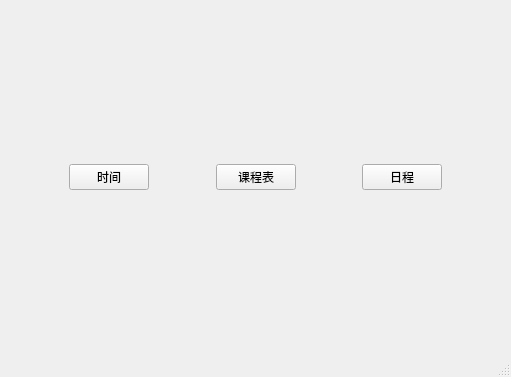
Above: realProgect/mainwindow.ui from Arthur381/QTproject before the change. Below: the same form after it.
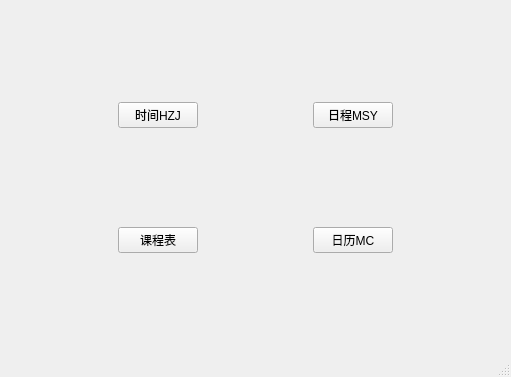
That is the form after the change.

```diff
--- a/realProgect/mainwindow.ui
+++ b/realProgect/mainwindow.ui
@@ -14,28 +14,8 @@
    <string>MainWindow</string>
   </property>
   <widget class="QWidget" name="centralwidget">
-   <layout class="QHBoxLayout" name="horizontalLayout">
-    <item>
-     <spacer name="horizontalSpacer_3">
-      <property name="orientation">
-       <enum>Qt::Horizontal</enum>
-      </property>
-      <property name="sizeHint" stdset="0">
-       <size>
-        <width>40</width>
-        <height>20</height>
-       </size>
-      </property>
-     </spacer>
-    </item>
-    <item>
-     <widget class="QPushButton" name="clockBT">
-      <property name="text">
-       <string>时间</string>
-      </property>
-     </widget>
-    </item>
-    <item>
+   <layout class="QGridLayout" name="gridLayout">
+    <item row="1" column="0">
      <spacer name="horizontalSpacer_4">
       <property name="orientation">
        <enum>Qt::Horizontal</enum>
@@ -48,34 +28,21 @@
       </property>
      </spacer>
     </item>
-    <item>
-     <widget class="QPushButton" name="TTBT">
+    <item row="1" column="1">
+     <widget class="QPushButton" name="clockBT">
       <property name="text">
-       <string>课程表</string>
+       <string>时间HZJ</string>
       </property>
      </widget>
     </item>
-    <item>
-     <spacer name="horizontalSpacer">
-      <property name="orientation">
-       <enum>Qt::Horizontal</enum>
-      </property>
-      <property name="sizeHint" stdset="0">
-       <size>
-        <width>40</width>
-        <height>20</height>
-       </size>
-      </property>
-     </spacer>
-    </item>
-    <item>
+    <item row="3" column="3">
      <widget class="QPushButton" name="calBT">
       <property name="text">
-       <string>日程</string>
+       <string>日历MC</string>
       </property>
      </widget>
     </item>
-    <item>
+    <item row="3" column="2">
      <spacer name="horizontalSpacer_2">
       <property name="orientation">
        <enum>Qt::Horizontal</enum>
@@ -88,6 +55,150 @@
       </property>
      </spacer>
     </item>
+    <item row="3" column="4">
+     <spacer name="horizontalSpacer">
+      <property name="orientation">
+       <enum>Qt::Horizontal</enum>
+      </property>
+      <property name="sizeHint" stdset="0">
+       <size>
+        <width>40</width>
+        <height>20</height>
+       </size>
+      </property>
+     </spacer>
+    </item>
+    <item row="0" column="1">
+     <spacer name="verticalSpacer_2">
+      <property name="orientation">
+       <enum>Qt::Vertical</enum>
+      </property>
+      <property name="sizeHint" stdset="0">
+       <size>
+        <width>20</width>
+        <height>40</height>
+       </size>
+      </property>
+     </spacer>
+    </item>
+    <item row="3" column="1">
+     <widget class="QPushButton" name="TTBT">
+      <property name="text">
+       <string>课程表</string>
+      </property>
+     </widget>
+    </item>
+    <item row="2" column="1">
+     <spacer name="verticalSpacer">
+      <property name="orientation">
+       <enum>Qt::Vertical</enum>
+      </property>
+      <property name="sizeHint" stdset="0">
+       <size>
+        <width>20</width>
+        <height>40</height>
+       </size>
+      </property>
+     </spacer>
+    </item>
+    <item row="4" column="1">
+     <spacer name="verticalSpacer_3">
+      <property name="orientation">
+       <enum>Qt::Vertical</enum>
+      </property>
+      <property name="sizeHint" stdset="0">
+       <size>
+        <width>20</width>
+        <height>40</height>
+       </size>
+      </property>
+     </spacer>
+    </item>
+    <item row="1" column="2">
+     <spacer name="horizontalSpacer_3">
+      <property name="orientation">
+       <enum>Qt::Horizontal</enum>
+      </property>
+      <property name="sizeHint" stdset="0">
+       <size>
+        <width>40</width>
+        <height>20</height>
+       </size>
+      </property>
+     </spacer>
+    </item>
+    <item row="1" column="3">
+     <widget class="QPushButton" name="pushButton">
+      <property name="text">
+       <string>日程MSY</string>
+      </property>
+     </widget>
+    </item>
+    <item row="1" column="4">
+     <spacer name="horizontalSpacer_5">
+      <property name="orientation">
+       <enum>Qt::Horizontal</enum>
+      </property>
+      <property name="sizeHint" stdset="0">
+       <size>
+        <width>40</width>
+        <height>20</height>
+       </size>
+      </property>
+     </spacer>
+    </item>
+    <item row="2" column="3">
+     <spacer name="verticalSpacer_4">
+      <property name="orientation">
+       <enum>Qt::Vertical</enum>
+      </property>
+      <property name="sizeHint" stdset="0">
+       <size>
+        <width>20</width>
+        <height>40</height>
+       </size>
+      </property>
+     </spacer>
+    </item>
+    <item row="4" column="3">
+     <spacer name="verticalSpacer_5">
+      <property name="orientation">
+       <enum>Qt::Vertical</enum>
+      </property>
+      <property name="sizeHint" stdset="0">
+       <size>
+        <width>20</width>
+        <height>40</height>
+       </size>
+      </property>
+     </spacer>
+    </item>
+    <item row="0" column="3">
+     <spacer name="verticalSpacer_6">
+      <property name="orientation">
+       <enum>Qt::Vertical</enum>
+      </property>
+      <property name="sizeHint" stdset="0">
+       <size>
+        <width>20</width>
+        <height>40</height>
+       </size>
+      </property>
+     </spacer>
+    </item>
+    <item row="3" column="0">
+     <spacer name="horizontalSpacer_6">
+      <property name="orientation">
+       <enum>Qt::Horizontal</enum>
+      </property>
+      <property name="sizeHint" stdset="0">
+       <size>
+        <width>40</width>
+        <height>20</height>
+       </size>
+      </property>
+     </spacer>
+    </item>
    </layout>
   </widget>
   <widget class="QMenuBar" name="menubar">
```
